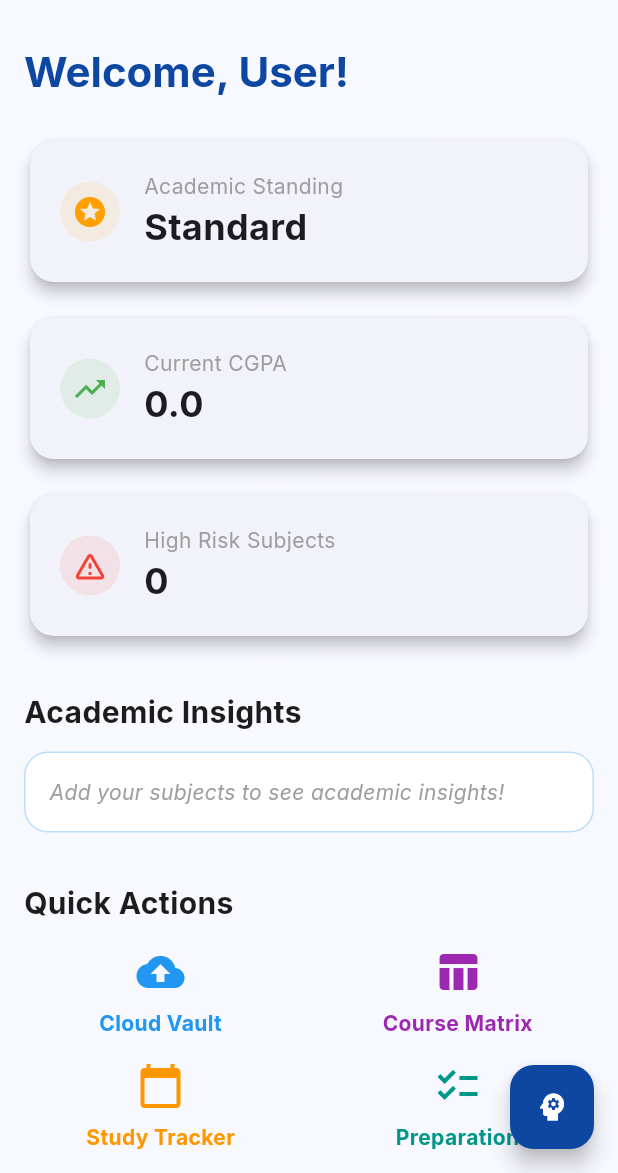
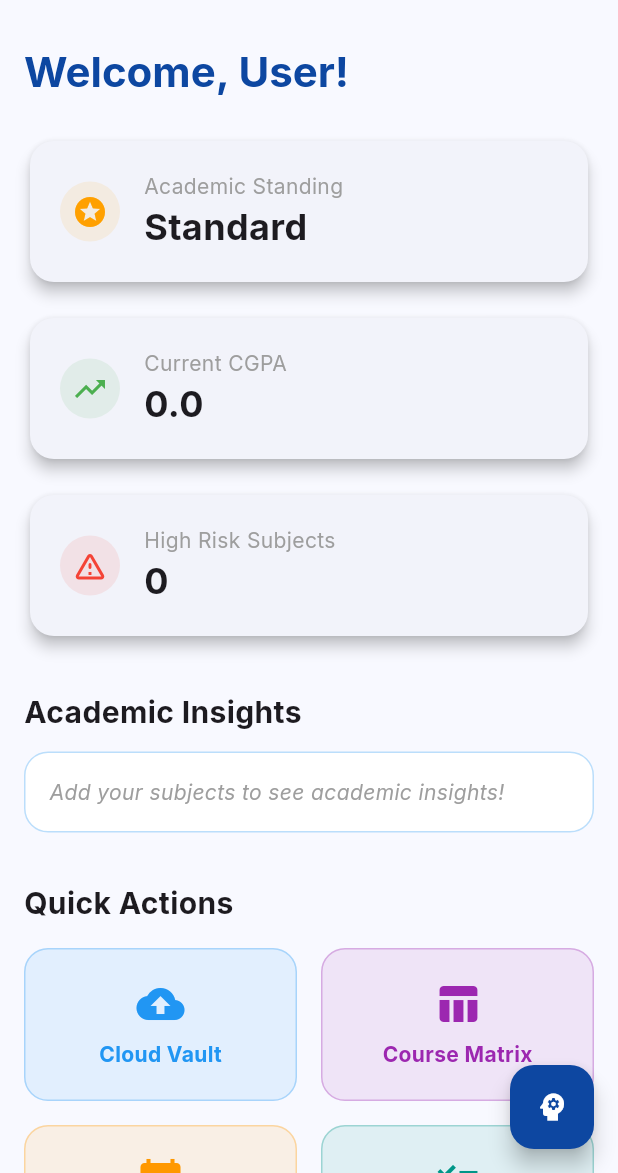
Before and after one commit to hemanthragipindi/grade-predictor, a Flutter app: the DashboardScreen screen opened by its route, on a phone screen of 412 x 824 dp, the part 63-1236 px from its top. Run offline on Flutter 3.47's test engine with Material 3 defaults, Android fonts, the phone set to English and light mode, and no system bars; our stand-ins replace dio, flutter_secure_storage, google_fonts, google_sign_in, package_info_plus, permission_handler; missing offline and left inert: open_file_plus; accounts and stored records are empty; network calls fail.

Commit message:
Fix: Corrected syntax in DashboardScreen

```diff
--- a/nexora_app/lib/screens/dashboard_screen.dart
+++ b/nexora_app/lib/screens/dashboard_screen.dart
@@ -135,6 +135,7 @@ class DashboardScreen extends StatelessWidget {
             Navigator.pushNamed(context, '/prep');
           }
         },
+        child: Container(
           padding: const EdgeInsets.all(20),
           decoration: BoxDecoration(
             color: color.withOpacity(0.1),
```
